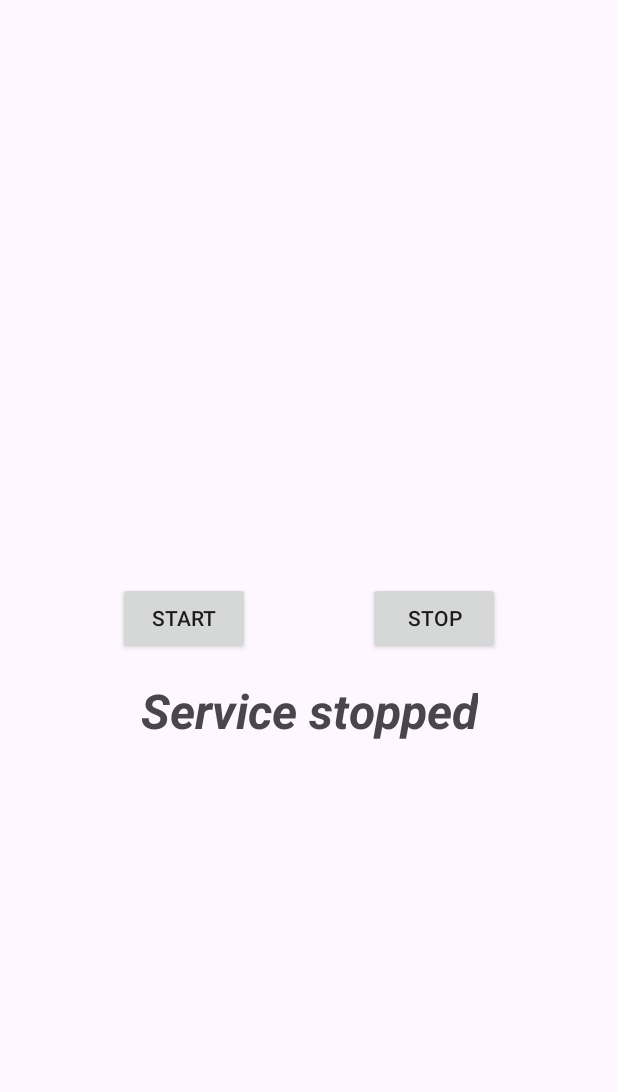
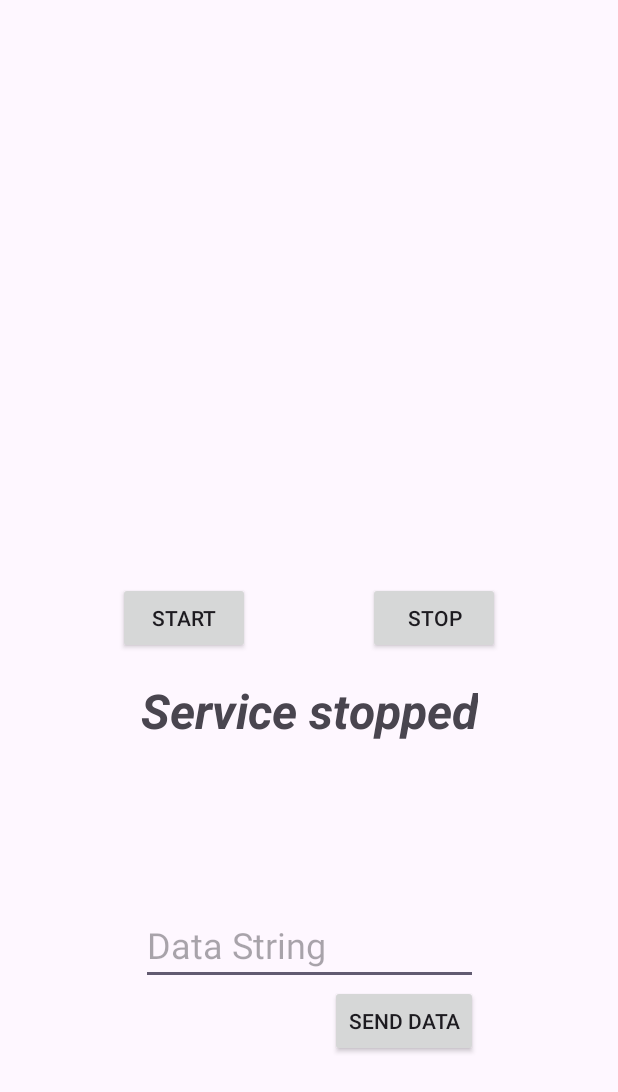
Before and after one commit to andriimazurets/IntentService, an Android app: the layout activity_main.xml on its own in the app's theme, with its tools: preview values and no code run, on a phone screen of 412 x 824 dp. Shown: the top 1092 px of the screen. Run offline under Robolectric (Android 15) with nearby library versions, the phone set to English and light mode, and no system bars.

Commit message:
service add*

```diff
--- a/app/src/main/AndroidManifest.xml
+++ b/app/src/main/AndroidManifest.xml
@@ -22,6 +22,7 @@
             </intent-filter>
         </activity>
         <service android:name=".MyIntentService" />
+        <service android:name=".MyService" />
     </application>
 
 </manifest>
--- a/app/src/main/res/layout/activity_main.xml
+++ b/app/src/main/res/layout/activity_main.xml
@@ -38,5 +38,25 @@
         app:layout_constraintStart_toStartOf="parent"
         app:layout_constraintTop_toBottomOf="@+id/btnStartService" />
 
+    <EditText
+        android:id="@+id/etData"
+        android:layout_width="0dp"
+        android:layout_height="wrap_content"
+        android:hint="Data String"
+        android:textSize="24sp"
+        app:layout_constraintBottom_toBottomOf="parent"
+        app:layout_constraintEnd_toEndOf="@id/tvServiceInfo"
+        app:layout_constraintStart_toStartOf="@id/tvServiceInfo"
+        app:layout_constraintTop_toBottomOf="@+id/btnStartService" />
+
+    <androidx.appcompat.widget.AppCompatButton
+        android:id="@+id/btnSendData"
+        android:layout_width="wrap_content"
+        android:layout_height="wrap_content"
+        android:text="Send Data"
+        app:layout_constraintEnd_toEndOf="@+id/etData"
+        app:layout_constraintTop_toBottomOf="@+id/etData" />
+
+
 
 </androidx.constraintlayout.widget.ConstraintLayout>
```
Also changed, not shown: app/src/main/java/com/example/intentservice/MainActivity.kt (+15 -4 lines), app/src/main/java/com/example/intentservice/MyIntentService.kt (+7 -10 lines), app/src/main/java/com/example/intentservice/MyService.kt (added, +25 -0 lines).
